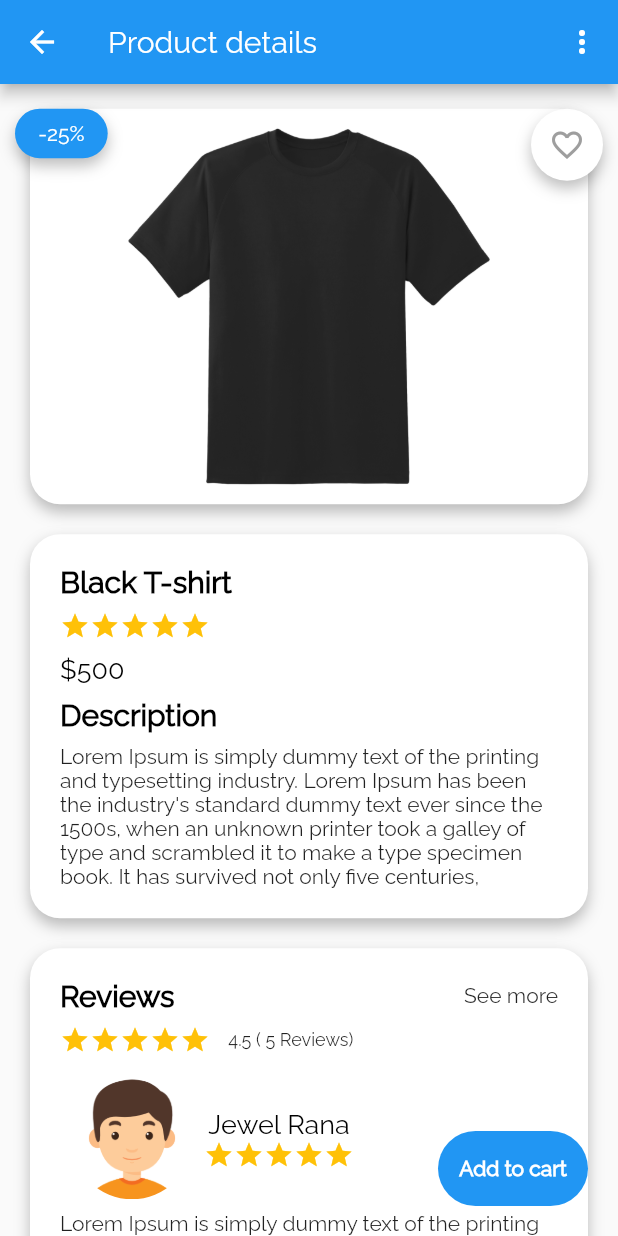
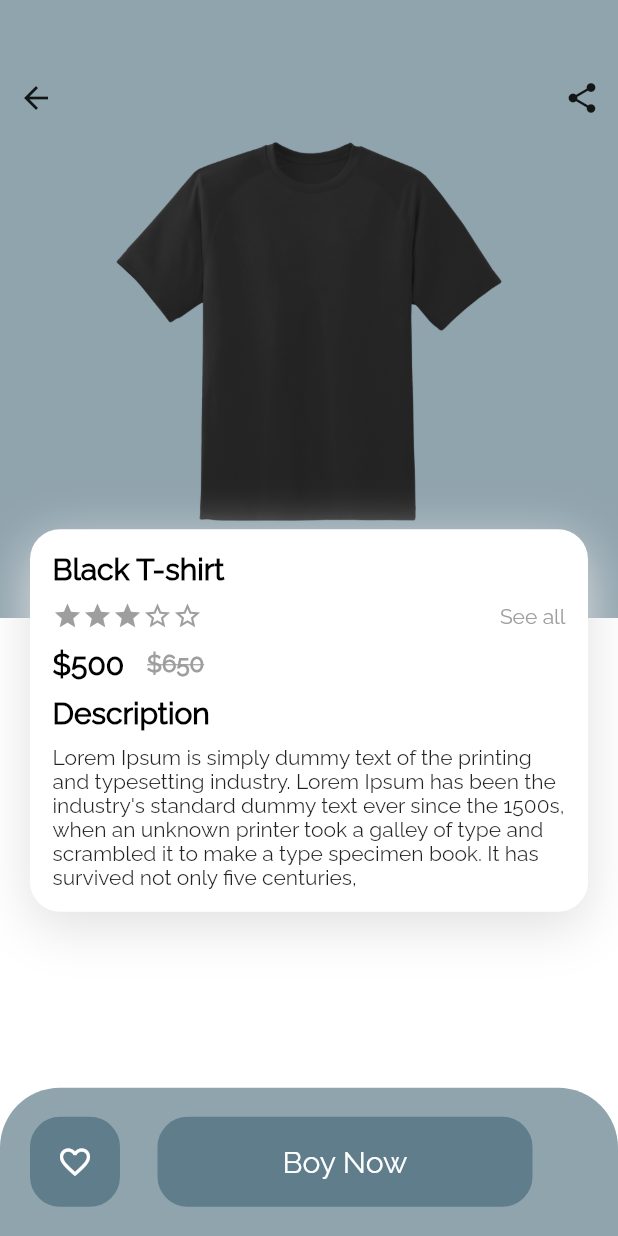
Before and after one commit to tonujewel/SX-Commerce, a Flutter app: the ProductDetailsScreen screen opened directly, on a phone screen of 412 x 824 dp. Run offline on Flutter 3.47's test engine with Material 2 defaults, Android fonts, the phone set to English and light mode, and no system bars; our stand-ins replace carousel_pro, carousel_slider, easy_localization, fancy_bottom_navigation, flutter_platform_widgets, flutter_spinkit and 5 more; network calls fail.

Commit message:
product details page redesign done

```diff
--- a/lib/Utils/AppConstant.dart
+++ b/lib/Utils/AppConstant.dart
@@ -11,7 +11,7 @@
   {"text": language.sliderTextThree, "image": "assets/images/three.png"},
 ];
 
-const primaryColor = Color(0xFF2196F3);
+const primaryColor = Color(0xFF90A4AE);
 const textColor = Color(0xFF979797);
 const titleTextColor = Color(0xFF2196F3);
 const drawerSelected = Color(0xFF64B5F6);
@@ -159,3 +159,9 @@
 double marginTop = 0.02;
 
 String dollarSign = String.fromCharCodes(new Runes('\u0024'));
+
+String heroTag = '';
+
+List<BoxShadow> greyShadow = [
+  BoxShadow(color: Colors.grey[300], blurRadius: 30, offset: Offset(0, 10))
+];
--- a/lib/screens/bottomNavigation/home/HomeScreen.dart
+++ b/lib/screens/bottomNavigation/home/HomeScreen.dart
@@ -6,6 +6,8 @@
 import 'package:sx_commerece/Utils/AppConstant.dart';
 import 'package:sx_commerece/screens/bottomNavigation/home/HomePageProvider.dart';
 import 'package:carousel_slider/carousel_slider.dart';
+import 'package:sx_commerece/screens/product_details/ProductDetailsScreen.dart';
+
 int _current = 0;
 
 class HomeScreen extends StatefulWidget {
@@ -66,12 +68,10 @@
                 child: Row(
                   mainAxisAlignment: MainAxisAlignment.spaceBetween,
                   children: [
-                    Text(
-                      "New Product",
+                    Text("New Product",
                         style: TextStyle(
                             fontWeight: FontWeight.bold,
-                          fontSize: Dimension.Text_Size_Big)
-                    ),
+                            fontSize: Dimension.Text_Size_Big)),
                     Text(
                       "See all",
                       style: TextStyle(fontSize: Dimension.Text_Size_Big),
@@ -106,14 +106,13 @@
               autoPlayAnimationDuration: Duration(milliseconds: 800),
               autoPlayCurve: Curves.fastOutSlowIn,
               enlargeCenterPage: true,
-                      onPageChanged: (index, reason){
+              onPageChanged: (index, reason) {
                 setState(() {
                   _current = index;
                 });
               },
               scrollDirection: Axis.horizontal,
-                    )
-                ),
+            )),
         Row(
           mainAxisAlignment: MainAxisAlignment.center,
           children: imgList.map((url) {
@@ -173,6 +172,7 @@
       ),
     );
   }
+
   Container newProductContainer() {
     return Container(
       height: size.height * .6,
@@ -186,7 +186,15 @@
               children: [
                 Stack(
                   children: [
-                    Container(
+                    GestureDetector(
+                      onTap: () {
+                        heroTag = "product$index";
+                        Navigator.push(
+                            context,
+                            MaterialPageRoute(
+                                builder: (context) => ProductDetailsScreen()));
+                      },
+                      child: Container(
                         height: size.height * .38,
                         width: size.height * .25,
                         margin: EdgeInsets.all(10),
@@ -199,16 +207,22 @@
                           child: Column(
                             crossAxisAlignment: CrossAxisAlignment.center,
                             children: [
-                            Image.asset(newProductList[index]["image"],
+                              Hero(
+                                tag: "product$index",
+                                child: Image.asset(
+                                  newProductList[index]["image"],
                                   height: 200,
                                   width: 180,
+                                ),
                               ),
                               Text(
                                 newProductList[index]["name"],
                                 maxLines: 1,
                                 style: TextStyle(
                                   color: Colors.black,
-                                  fontSize: Dimension.Text_Size_Big, fontWeight: Dimension.boldText,),
+                                  fontSize: Dimension.Text_Size_Big,
+                                  fontWeight: Dimension.boldText,
+                                ),
                               ),
                               Text(
                                 newProductList[index]["price"],
@@ -226,6 +240,7 @@
                                 size: 20,
                               ),
                             ],
+                          ),
                         ),
                       ),
                     ),
@@ -250,15 +265,18 @@
                     ),
                     Positioned(
                       child: Container(
-                          height: size.width*0.08,
-                          width: size.width*0.15,
+                          height: size.width * 0.08,
+                          width: size.width * 0.15,
                           decoration: BoxDecoration(
                             borderRadius: BorderRadius.circular(30),
                             color: primaryColor,
                             boxShadow: shadow,
                           ),
-                          child: Center(child: Text("${newProductList[index]["discount"]}",style: TextStyle(color: Colors.white),))
-                      ),
+                          child: Center(
+                              child: Text(
+                            "${newProductList[index]["discount"]}",
+                            style: TextStyle(color: Colors.white),
+                          ))),
                     )
                   ],
                 ),
@@ -270,6 +288,7 @@
       ),
     );
   }
+
   Container searchContainer() {
     return Container(
       padding: EdgeInsets.symmetric(horizontal: 20, vertical: 15),
@@ -291,8 +310,8 @@
     );
   }
 
-  final List<Widget> imageSliders = imgList.map((item) =>
-      Column(
+  final List<Widget> imageSliders = imgList
+      .map((item) => Column(
             children: [
               Container(
                 child: Container(
@@ -325,9 +344,7 @@
                       )),
                 ),
               ),
-
             ],
-
           ))
       .toList();
 }
--- a/lib/screens/main.dart
+++ b/lib/screens/main.dart
@@ -29,11 +29,11 @@
       title: 'SofX E-commerce',
       debugShowCheckedModeBanner: false,
       theme: ThemeData(
-          primarySwatch: Colors.blue,
+          primarySwatch: Colors.blueGrey,
           visualDensity: VisualDensity.adaptivePlatformDensity,
           fontFamily: 'Raleway'),
-      //     home: SplashScreen(),
-          home: ProductDetailsScreen(),
+          home: SplashScreen(),
+      //    home: ProductDetailsScreen(),
     );
   }
 }
--- a/lib/screens/product_details/ProductDetailsScreen.dart
+++ b/lib/screens/product_details/ProductDetailsScreen.dart
@@ -24,18 +24,152 @@
       child: Consumer<ProductDetailsProvider>(builder: (context, model, child) {
         productDetailsProvider = model;
         return Scaffold(
-          appBar: topAppBar(context),
           body: Stack(
             children: [
-              ListView(
+              Positioned.fill(
+                  child: Column(
+                    children: [
+                      Expanded(
+                        child: Container(
+                          color: Colors.blueGrey[300],
+                        ),
+                      ),
+                      Expanded(
+                        child: Container(
+                          color: Colors.white,
+                        ),
+                      ),
+                    ],
+                  )),
+              Column(
                 children: [
-                  SizedBox(height: size.height * marginTop),
-                  topImageStack(size),
-                  infoContainer(size),
-                  reviewContainer(size)
+                  SizedBox(height: size.height * .05),
+                  Row(
+                    mainAxisAlignment: MainAxisAlignment.spaceBetween,
+                    children: [
+                      IconButton(
+                          icon: Icon(Icons.arrow_back),
+                          onPressed: () {
+                            Navigator.pop(context);
+                          }),
+                      IconButton(icon: Icon(Icons.share), onPressed: () {})
+                    ],
+                  ),
+                  Hero(
+                      tag: heroTag,
+                      child: Image.asset('assets/images/t_shirt.png',
+                          height: size.height * .32, width: size.width)),
+                  Container(
+                    padding: EdgeInsets.all(15),
+                    margin: EdgeInsets.symmetric(horizontal: 20),
+                    decoration: BoxDecoration(
+                        borderRadius: BorderRadius.circular(20),
+                        boxShadow: greyShadow,
+                        color: Colors.white),
+                    child: Column(
+                      mainAxisAlignment: MainAxisAlignment.start,
+                      crossAxisAlignment: CrossAxisAlignment.start,
+                      children: [
+                        Row(
+                          mainAxisAlignment: MainAxisAlignment.spaceBetween,
+                          children: [
+                            Text('Black T-shirt ',
+                                maxLines: 1,
+                                style: TextStyle(
+                                    color: Colors.black,
+                                    fontWeight: FontWeight.bold,
+                                    fontSize: 20)),
+                          ],
+                        ),
+                        SizedBox(height: 10),
+                        Row(
+                          mainAxisAlignment: MainAxisAlignment.spaceBetween,
+                          children: [
+                            RatingBar.readOnly(
+                              initialRating: 3,
+                              isHalfAllowed: true,
+                              filledColor: Colors.grey,
+                              halfFilledIcon: Icons.star_half,
+                              filledIcon: Icons.star,
+                              emptyIcon: Icons.star_border,
+                              size: 20,
+                            ),
+                            Text('See all', style: TextStyle(color: Colors.grey)),
+                          ],
+                        ),
+                        SizedBox(height: 10),
+                        Row(
+                          children: [
+                            Text('\$500   ',
+                                style: TextStyle(
+                                    color: Colors.black,
+                                    fontSize: 20,
+                                    fontWeight: FontWeight.bold)),
+                            Text('\$650',
+                                style: TextStyle(
+                                    color: Colors.grey,
+                                    fontSize: 16,
+                                    decoration: TextDecoration.lineThrough,
+                                    fontWeight: FontWeight.bold)),
+                          ],
+                        ),
+                        SizedBox(height: 10),
+                        Text('Description',
+                            maxLines: 1,
+                            style: TextStyle(
+                                color: Colors.black,
+                                fontWeight: FontWeight.bold,
+                                fontSize: 20)),
+                        SizedBox(height: 10),
+                        Text("Lorem Ipsum is simply dummy text of the printing and typesetting industry. Lorem Ipsum has been the industry's standard dummy text ever since the 1500s, when an unknown printer took a galley of type and scrambled it to make a type specimen book. It has survived not only five centuries,")
+                      ],
+                    ),
+                  )
                 ],
               ),
-              addCartPositioned()
+              Positioned(
+                bottom: 0,
+                child: Container(
+                  height: size.height * .12,
+                  width: size.width,
+                  decoration: BoxDecoration(
+                      color: Colors.blueGrey[300],
+                      borderRadius: BorderRadius.only(
+                          topLeft: Radius.circular(40),
+                          topRight: Radius.circular(40))),
+                  child: Container(
+                    margin: EdgeInsets.symmetric(horizontal: 20),
+                    child: Row(
+                      children: [
+                        Container(
+                          height: 60,
+                          width: 60,
+                          decoration: BoxDecoration(
+                              color: Colors.blueGrey,
+                              borderRadius: BorderRadius.circular(20)),
+                          child: Icon(
+                            Icons.favorite_border,
+                            color: Colors.white,
+                          ),
+                        ),
+                        SizedBox(width: 25),
+                        Container(
+                          height: 60,
+                          width: 250,
+                          decoration: BoxDecoration(
+                              color: Colors.blueGrey,
+                              borderRadius: BorderRadius.circular(20)),
+                          child: Center(
+                              child: Text(
+                                'Boy Now',
+                                style: TextStyle(color: Colors.white, fontSize: 20),
+                              )),
+                        ),
+                      ],
+                    ),
+                  ),
+                ),
+              )
             ],
           ),
         );
@@ -43,238 +177,4 @@
     );
   }
 
-  Container reviewContainer(Size size) {
-    return Container(
-                  margin: EdgeInsets.all(20),
-                  padding: EdgeInsets.all(20),
-                  decoration: BoxDecoration(
-                      color: Colors.white,
-                      boxShadow: shadow,
-                      borderRadius: BorderRadius.circular(20)),
-                  child: Column(
-                    mainAxisAlignment: MainAxisAlignment.start,
-                    crossAxisAlignment: CrossAxisAlignment.start,
-                    children: [
-                      Row(
-                        mainAxisAlignment: MainAxisAlignment.spaceBetween,
-                        children: [
-                          Text(
-                            "Reviews",
-                            style: TextStyle(
-                                color: Colors.black,
-                                fontWeight: Dimension.boldText,
-                                fontSize: 20),
-                          ),
-                          Text("See more"),
-                        ],
-                      ),
-                      SizedBox(height: size.height * 0.01),
-                      Row(
-                        children: [
-                          RatingBar.readOnly(
-                            initialRating: 5,
-                            isHalfAllowed: true,
-                            halfFilledIcon: Icons.star_half,
-                            filledIcon: Icons.star,
-                            emptyIcon: Icons.star_border,
-                            size: 20,
-                          ),
-                          Text(
-                            "    4.5 ( 5 Reviews)",
-                            style: TextStyle(fontSize: 12),
-                          )
-                        ],
-                      ),
-                      SizedBox(height: size.height * 0.01),
-                      Row(
-                        children: [
-                          Container(
-                            padding: EdgeInsets.all(8.0),
-                            decoration: BoxDecoration(
-                              borderRadius: BorderRadius.circular(50),
-                            ),
-                            child: CircleAvatar(
-                              backgroundImage:
-                                  AssetImage('assets/images/boy.png'),
-                              radius: 40,
-                              backgroundColor: Colors.white,
-                            ),
-                          ),
-                          Column(
-                            children: [
-                              Text("Jewel Rana", style: TextStyle(color: Colors.black,fontSize: 18)),
-                              RatingBar.readOnly(
-                                initialRating: 5,
-                                isHalfAllowed: true,
-                                halfFilledIcon: Icons.star_half,
-                                filledIcon: Icons.star,
-                                emptyIcon: Icons.star_border,
-                                size: 20,
-                              ),
-                            ],
-                          )
-                        ],
-                      ),
-                      Text("Lorem Ipsum is simply dummy text of the printing and typesetting industry. Lorem Ipsum has been the industry's standard dummy text ever since the 1500s, when an unknown printer took a galley of type and scrambled it to make a type specimen book."),
-                    ],
-                  ),
-                );
-  }
-  Container infoContainer(Size size) {
-    return Container(
-      margin: EdgeInsets.only(left: 20, right: 20, top: 20),
-      decoration: BoxDecoration(
-          color: Colors.white,
-          boxShadow: shadow,
-          borderRadius: BorderRadius.circular(20)),
-      child: Padding(
-        padding: const EdgeInsets.all(20),
-        child: Column(
-          crossAxisAlignment: CrossAxisAlignment.start,
-          mainAxisAlignment: MainAxisAlignment.start,
-          children: [
-            Text(
-              "Black T-shirt",
-              style: TextStyle(
-                  color: Colors.black,
-                  fontWeight: Dimension.boldText,
-                  fontSize: 20),
-            ),
-            SizedBox(height: size.height * 0.01),
-            Row(
-              children: [
-                RatingBar.readOnly(
-                  initialRating: 5,
-                  isHalfAllowed: true,
-                  halfFilledIcon: Icons.star_half,
-                  filledIcon: Icons.star,
-                  emptyIcon: Icons.star_border,
-                  size: 20,
-                ),
-              ],
-            ),
-            SizedBox(
-              height: size.height * 0.01,
-            ),
-            Text(
-              "\$500",
-              maxLines: 1,
-              style: TextStyle(
-                  color: Colors.black, fontSize: Dimension.Text_Size_Big),
-            ),
-            SizedBox(
-              height: size.height * 0.01,
-            ),
-            Text(
-              "Description",
-              style: TextStyle(
-                  color: Colors.black,
-                  fontWeight: Dimension.boldText,
-                  fontSize: 20),
-            ),
-            SizedBox(
-              height: size.height * 0.01,
-            ),
-            Text(
-                "Lorem Ipsum is simply dummy text of the printing and typesetting industry. Lorem Ipsum has been the industry's standard dummy text ever since the 1500s, when an unknown printer took a galley of type and scrambled it to make a type specimen book. It has survived not only five centuries,"),
-          ],
-        ),
-      ),
-    );
-  }
-  Stack topImageStack(Size size) {
-    return Stack(
-      children: [
-        Container(
-          height: size.height * .32,
-          width: size.width,
-          margin: EdgeInsets.only(left: 20, right: 20),
-          decoration: BoxDecoration(
-              color: Colors.white,
-              boxShadow: shadow,
-              borderRadius: BorderRadius.circular(20)),
-          child: Padding(
-            padding: const EdgeInsets.all(8.0),
-            child: Image.asset(
-              "assets/images/t_shirt.png",
-              height: size.height * .3,
-              width: size.width,
-            ),
-          ),
-        ),
-        Positioned(
-          top: 0,
-          right: 0,
-          child: Container(
-            margin: EdgeInsets.only(right: 10),
-            decoration: BoxDecoration(
-              borderRadius: BorderRadius.circular(50),
-              color: Colors.white,
-              boxShadow: shadow,
-            ),
-            child: IconButton(
-              icon: Icon(Icons.favorite_border),
-              color: Colors.grey,
-              onPressed: () {},
-            ),
-          ),
-        ),
-        Positioned(
-          child: Container(
-              height: size.width * 0.08,
-              width: size.width * 0.15,
-              margin: EdgeInsets.only(left: 10),
-              decoration: BoxDecoration(
-                borderRadius: BorderRadius.circular(30),
-                color: primaryColor,
-                boxShadow: shadow,
-              ),
-              child: Center(
-                  child: Text(
-                "-25%",
-                style: TextStyle(color: Colors.white),
-              ))),
-        )
-      ],
-    );
-  }
-  AppBar topAppBar(BuildContext context) {
-    return AppBar(
-      title: Text("Product details"),
-      leading: IconButton(
-        icon: Icon(Icons.arrow_back),
-        onPressed: () {
-          Navigator.pop(context);
-        },
-      ),
-      actions: [
-        IconButton(
-          icon: Icon(Icons.more_vert),
-          onPressed: () {
-            showToast('more button clicked');
-          },
-        )
-      ],
-    );
-  }
-  Positioned addCartPositioned() {
-    return Positioned(
-      bottom: 0,
-      right: 0,
-      child: Padding(
-        padding: const EdgeInsets.all(20),
-        child: Container(
-          height: 50,
-          width: 100,
-          decoration: BoxDecoration(
-              borderRadius: BorderRadius.circular(30), color: primaryColor),
-          child: Center(
-            child: Text("Add to cart",
-                style: TextStyle(
-                    color: Colors.white, fontWeight: FontWeight.bold)),
-          ),
-        ),
-      ),
-    );
-  }
 }
--- a/lib/screens/splash/SplashScreen.dart
+++ b/lib/screens/splash/SplashScreen.dart
@@ -36,7 +36,7 @@
           mainAxisAlignment: MainAxisAlignment.center,
           crossAxisAlignment: CrossAxisAlignment.center,
           children: <Widget>[
-            Image.asset('assets/images/splash_icon.png'),
+            Image.asset('assets/images/logo.jpg'),
             SizedBox(height: 60.0),
             SpinKitDoubleBounce(
               color: primaryColor,
```
Also changed, not shown: pubspec.lock. Lines whose indentation alone changed are shown as unchanged.
